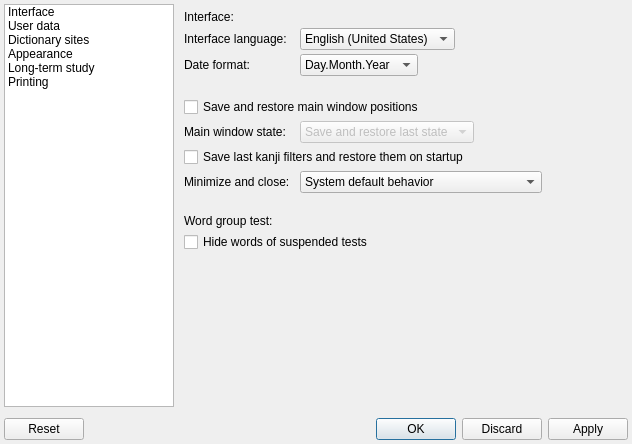
Old version of the form settingsform.ui in the repository z1dev/zkanji.
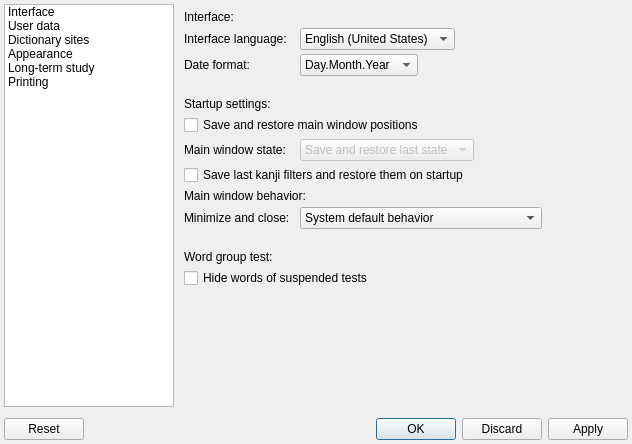
New version of the form. The open tabs and pages were chosen to show the change. Icons and pictures are not drawn. Custom widgets are drawn as their Qt base class.

Commit message: * Added tooltip for most controls on the settings window.

The edit to the form file:
```diff
--- a/settingsform.ui
+++ b/settingsform.ui
@@ -329,7 +329,7 @@
                 </property>
                </spacer>
               </item>
-              <item row="4" column="0" colspan="2">
+              <item row="5" column="0" colspan="2">
                <widget class="QCheckBox" name="savePosBox">
                 <property name="sizePolicy">
                  <sizepolicy hsizetype="Fixed" vsizetype="Fixed">
@@ -342,7 +342,7 @@
                 </property>
                </widget>
               </item>
-              <item row="5" column="0">
+              <item row="6" column="0">
                <widget class="QLabel" name="startupStateLabel">
                 <property name="sizePolicy">
                  <sizepolicy hsizetype="Expanding" vsizetype="Preferred">
@@ -355,7 +355,7 @@
                 </property>
                </widget>
               </item>
-              <item row="5" column="1">
+              <item row="6" column="1">
                <widget class="QComboBox" name="startupStateCBox">
                 <property name="enabled">
                  <bool>false</bool>
@@ -388,7 +388,7 @@
                 </item>
                </widget>
               </item>
-              <item row="6" column="0" colspan="2">
+              <item row="7" column="0" colspan="2">
                <widget class="QCheckBox" name="saveKanjiBox">
                 <property name="sizePolicy">
                  <sizepolicy hsizetype="Fixed" vsizetype="Fixed">
@@ -401,14 +401,14 @@
                 </property>
                </widget>
               </item>
-              <item row="7" column="0">
+              <item row="9" column="0">
                <widget class="QLabel" name="label_125">
                 <property name="text">
                  <string>Minimize and close:</string>
                 </property>
                </widget>
               </item>
-              <item row="7" column="1">
+              <item row="9" column="1">
                <widget class="QComboBox" name="minimizeCBox">
                 <property name="sizePolicy">
                  <sizepolicy hsizetype="Fixed" vsizetype="Fixed">
@@ -433,7 +433,7 @@
                 </item>
                </widget>
               </item>
-              <item row="8" column="1">
+              <item row="10" column="1">
                <spacer name="verticalSpacer_5">
                 <property name="orientation">
                  <enum>Qt::Vertical</enum>
@@ -449,14 +449,14 @@
                 </property>
                </spacer>
               </item>
-              <item row="9" column="0" colspan="2">
+              <item row="11" column="0" colspan="2">
                <widget class="QLabel" name="label_13">
                 <property name="text">
                  <string>Word group test:</string>
                 </property>
                </widget>
               </item>
-              <item row="10" column="0" colspan="2">
+              <item row="12" column="0" colspan="2">
                <widget class="QCheckBox" name="hideSuspendedBox">
                 <property name="sizePolicy">
                  <sizepolicy hsizetype="Fixed" vsizetype="Fixed">
@@ -469,6 +469,20 @@
                 </property>
                </widget>
               </item>
+              <item row="4" column="0" colspan="2">
+               <widget class="QLabel" name="label_35">
+                <property name="text">
+                 <string>Startup settings:</string>
+                </property>
+               </widget>
+              </item>
+              <item row="8" column="0" colspan="2">
+               <widget class="QLabel" name="label_127">
+                <property name="text">
+                 <string>Main window behavior:</string>
+                </property>
+               </widget>
+              </item>
              </layout>
             </widget>
             <widget class="QWidget" name="dictionaryPage">
```
Left out of the diff: 242 changed lines with no effect on the pictures.
